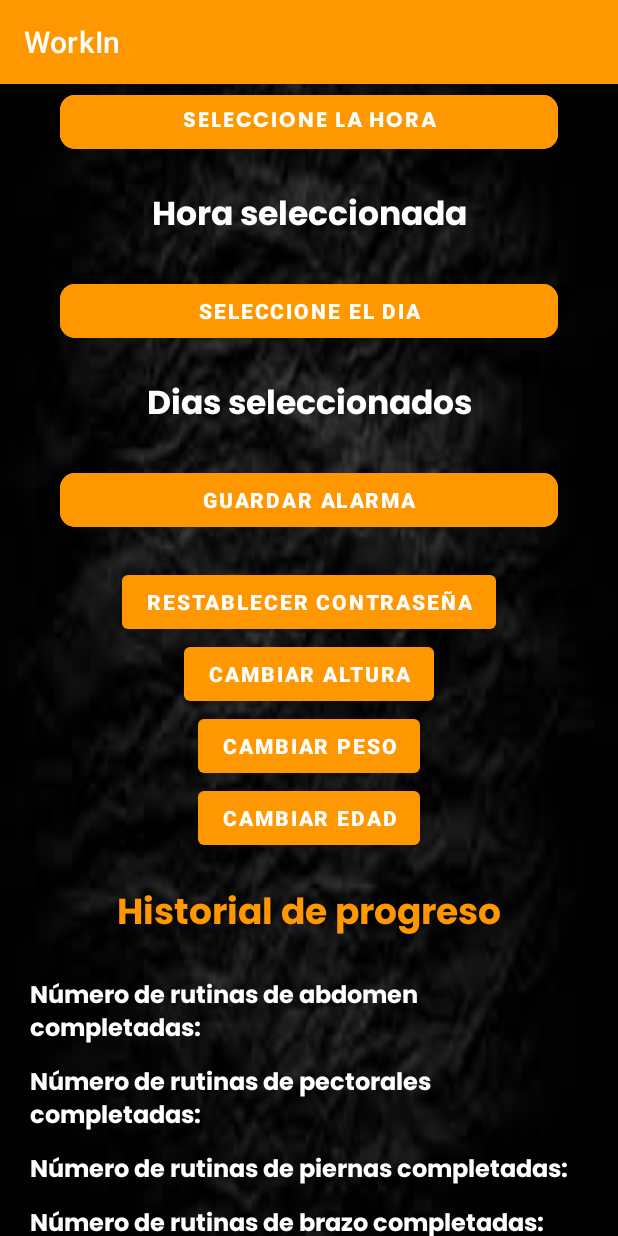
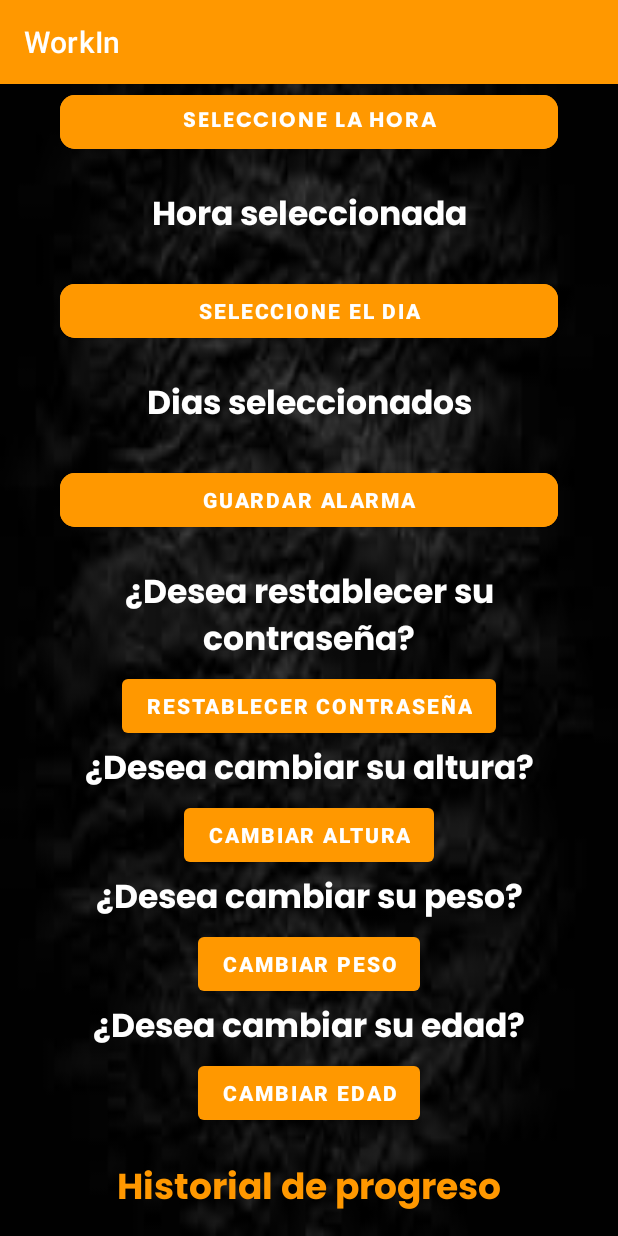
Before and after one commit to leonardopadillla/Tubox-master, an Android app: the Perfil screen opened directly, with no data from a screen before it, scrolled down 537 dp, on a phone screen of 412 x 824 dp. Run offline under Robolectric (Android 15) with nearby library versions, the phone set to English and light mode, and no system bars; 11 statements that could not run were skipped.

Commit message:
V1.3 completada

```diff
--- a/app/src/main/res/layout/design_metabolismobasal.xml
+++ b/app/src/main/res/layout/design_metabolismobasal.xml
@@ -22,7 +22,7 @@
             android:layout_marginTop="15dp"
             android:fontFamily="@font/poppinsbold"
             android:gravity="center"
-            android:text="@string/tasa_de_metabolismo_basal"
+            android:text="@string/calcular_dieta"
             android:textColor="@color/boton"
             android:textSize="28sp"
             android:textStyle="bold" />
--- a/app/src/main/res/layout/design_perfil.xml
+++ b/app/src/main/res/layout/design_perfil.xml
@@ -284,24 +284,60 @@
             app:strokeColor="@color/boton"
             tools:ignore="TextContrastCheck"
             android:layout_marginBottom="30dp"/>
+
+        <TextView
+            android:layout_width="match_parent"
+            android:layout_height="wrap_content"
+            android:fontFamily="@font/poppinsbold"
+            android:text="@string/restablecerpass_lbl"
+            android:textAlignment="center"
+            android:textColor="@color/white"
+            android:textSize="22sp"></TextView>
         <Button
             android:id="@+id/restablecer"
             android:layout_width="wrap_content"
             android:layout_height="wrap_content"
             android:textStyle="bold"
             android:text="@string/restablecer_lbl"/>
+
+        <TextView
+            android:layout_width="match_parent"
+            android:layout_height="wrap_content"
+            android:fontFamily="@font/poppinsbold"
+            android:text="@string/restableceraltura_lbl"
+            android:textAlignment="center"
+            android:textColor="@color/white"
+            android:textSize="22sp"></TextView>
         <Button
             android:id="@+id/restablecer1"
             android:layout_width="wrap_content"
             android:layout_height="wrap_content"
             android:textStyle="bold"
             android:text="@string/restablecer1_lbl"/>
+
+        <TextView
+            android:layout_width="match_parent"
+            android:layout_height="wrap_content"
+            android:fontFamily="@font/poppinsbold"
+            android:text="@string/restablecerpeso_lbl"
+            android:textAlignment="center"
+            android:textColor="@color/white"
+            android:textSize="22sp"></TextView>
         <Button
             android:id="@+id/restablecer2"
             android:layout_width="wrap_content"
             android:layout_height="wrap_content"
             android:textStyle="bold"
             android:text="@string/restablecer2_lbl"/>
+
+        <TextView
+            android:layout_width="match_parent"
+            android:layout_height="wrap_content"
+            android:fontFamily="@font/poppinsbold"
+            android:text="@string/restableceredad_lbl"
+            android:textAlignment="center"
+            android:textColor="@color/white"
+            android:textSize="22sp"></TextView>
         <Button
             android:id="@+id/restablecer3"
             android:layout_width="wrap_content"
--- a/app/src/main/res/values/strings.xml
+++ b/app/src/main/res/values/strings.xml
@@ -243,6 +243,11 @@
     <string name="n_mero_de_rutinas_de_todo_el_cuerpo_completadas">Número de rutinas de todo el cuerpo completadas:</string>
     <string name="desplantes">Desplantes</string>
     <string name="infodespp">Para trabajar bien tus glúteos, durante los desplantes pon el peso en el talón del pie que está adelante para trabajar los músculos. Recuerda que para que los glúteos ardan, debes ir bien abajo al realizar el desplante. Cuando el ángulo de la rodilla se aproxime a los 90 grados, los glúteos se comenzarán a contraer y serán utilizados en el ejercicio. Si no bajas lo suficiente, el ejercicio se concentrará en los cuádriceps o muslos y no obtendrás los beneficios de trabajar tus glúteos.</string>
+    <string name="calcular_dieta">Calcular dieta \n (Metabolismo basal)</string>
+    <string name="restablecerpass_lbl">¿Desea restablecer su contraseña?</string>
+    <string name="restableceraltura_lbl">¿Desea cambiar su altura?</string>
+    <string name="restablecerpeso_lbl">¿Desea cambiar su peso?</string>
+    <string name="restableceredad_lbl">¿Desea cambiar su edad?</string>
     <string name="tasa_de_metabolismo_basal">Tasa de metabolismo basal</string>
     <string name="seleccione_su_nivel">Seleccione su nivel</string>
     <string name="resultados_agrupados">Resultados agrupados</string>
```
